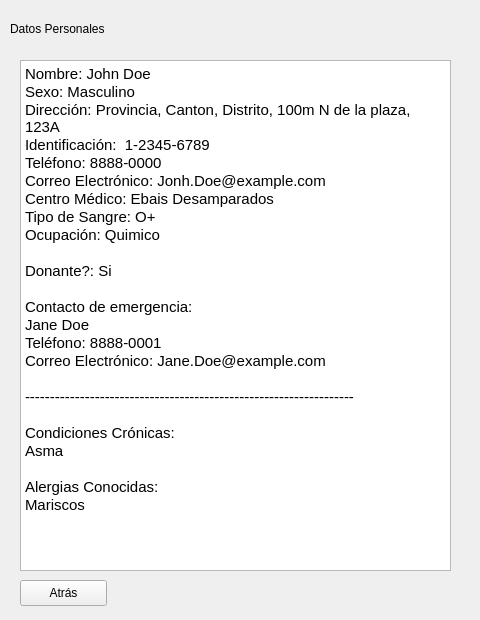
Above: src/firewalls-ui-prototype/menupersonaldata.ui from andressero/firewalls before the change. Below: the same form after it.
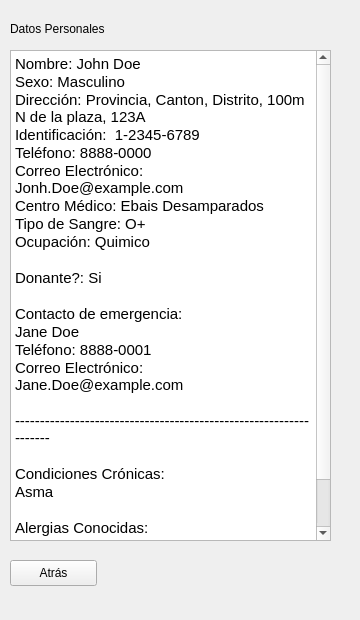
That is the form after the change.

Commit message: Rearrage layout for proper display in android emulator

Diff of the .ui file:
```diff
--- a/src/firewalls-ui-prototype/menupersonaldata.ui
+++ b/src/firewalls-ui-prototype/menupersonaldata.ui
@@ -6,13 +6,13 @@
    <rect>
     <x>0</x>
     <y>0</y>
-    <width>480</width>
+    <width>360</width>
     <height>620</height>
    </rect>
   </property>
   <property name="minimumSize">
    <size>
-    <width>480</width>
+    <width>360</width>
     <height>620</height>
    </size>
   </property>
@@ -44,8 +44,8 @@
   <widget class="QPushButton" name="backButton">
    <property name="geometry">
     <rect>
-     <x>20</x>
-     <y>580</y>
+     <x>10</x>
+     <y>560</y>
      <width>87</width>
      <height>26</height>
     </rect>
@@ -60,16 +60,19 @@
   <widget class="QTextBrowser" name="textBrowser">
    <property name="geometry">
     <rect>
-     <x>20</x>
-     <y>60</y>
-     <width>431</width>
-     <height>511</height>
+     <x>10</x>
+     <y>50</y>
+     <width>321</width>
+     <height>491</height>
     </rect>
    </property>
    <property name="html">
     <string>&lt;!DOCTYPE HTML PUBLIC &quot;-//W3C//DTD HTML 4.0//EN&quot; &quot;http://www.w3.org/TR/REC-html40/strict.dtd&quot;&gt;
-&lt;html&gt;&lt;head&gt;&lt;meta name=&quot;qrichtext&quot; content=&quot;1&quot; /&gt;&lt;style type=&quot;text/css&quot;&gt;
+&lt;html&gt;&lt;head&gt;&lt;meta name=&quot;qrichtext&quot; content=&quot;1&quot; /&gt;&lt;meta charset=&quot;utf-8&quot; /&gt;&lt;style type=&quot;text/css&quot;&gt;
 p, li { white-space: pre-wrap; }
+hr { height: 1px; border-width: 0; }
+li.unchecked::marker { content: &quot;\2610&quot;; }
+li.checked::marker { content: &quot;\2612&quot;; }
 &lt;/style&gt;&lt;/head&gt;&lt;body style=&quot; font-family:'Cantarell'; font-size:11pt; font-weight:400; font-style:normal;&quot;&gt;
 &lt;p style=&quot; margin-top:0px; margin-bottom:0px; margin-left:0px; margin-right:0px; -qt-block-indent:0; text-indent:0px;&quot;&gt;Nombre: John Doe&lt;/p&gt;
 &lt;p style=&quot; margin-top:0px; margin-bottom:0px; margin-left:0px; margin-right:0px; -qt-block-indent:0; text-indent:0px;&quot;&gt;Sexo: Masculino&lt;/p&gt;
```
The commit also changes 5 other files.
